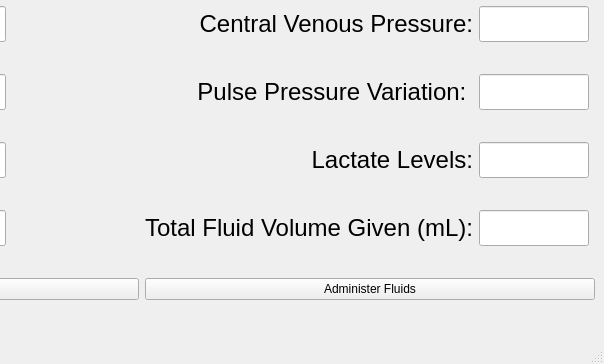
First picture: the form in app/frontend/views/vitalsWindow.ui, repository lmitchell33/Fluid-Solutions, before the edit; both pictures show x 338 to 942 and y 325 to 689 of the 942 by 689 pixel window.
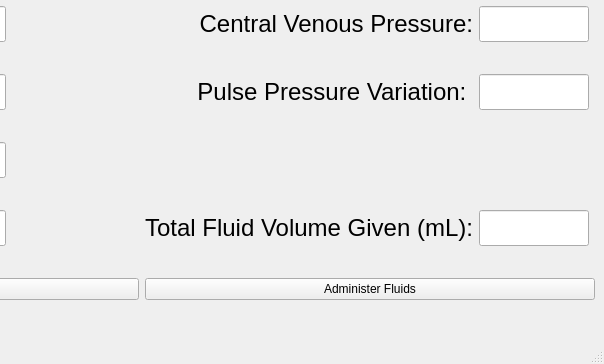
Second picture: the form after the edit.

Commit message: proper ppv calculation and removed lacatate from vitals window

Patch:
```diff
--- a/app/frontend/views/vitalsWindow.ui
+++ b/app/frontend/views/vitalsWindow.ui
@@ -401,36 +401,6 @@
      </widget>
     </item>
 
-      <!-- Label for Lactate Levels -->
-    <item row="7" column="5" colspan="3">
-     <widget class="QLabel" name="lactate_label">
-      <property name="styleSheet">
-        <string notr="true">font-size: 24px;</string>
-      </property>
-      <property name="text">
-       <string>Lactate Levels:</string>
-      </property>
-      <property name="alignment">
-       <set>Qt::AlignRight|Qt::AlignTrailing|Qt::AlignVCenter</set>
-      </property>
-     </widget>
-    </item>
-
-    <!-- Textbox for Lactate Levels -->
-    <item row="7" column="8">
-     <widget class="QLineEdit" name="lactate_value">
-      <property name="styleSheet">
-        <string notr="true">font-size: 24px;</string>
-      </property>
-      <property name="minimumWidth">
-        <number>300</number> 
-      </property>
-      <property name="minimumHeight">
-        <number>50</number> 
-      </property>
-     </widget>
-    </item>
-
     <!-- Label for Total Fluid Administered -->
     <item row="8" column="5" colspan="3">
      <widget class="QLabel" name="total_fluid_label">
```
The commit also changes 4 other files.
